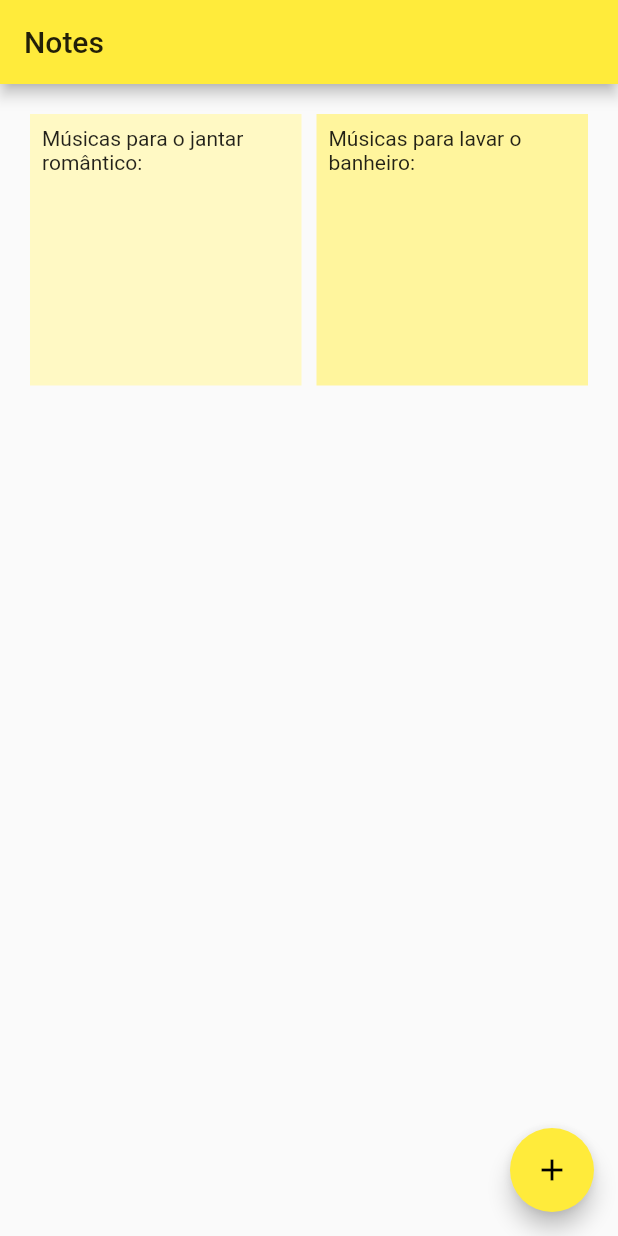
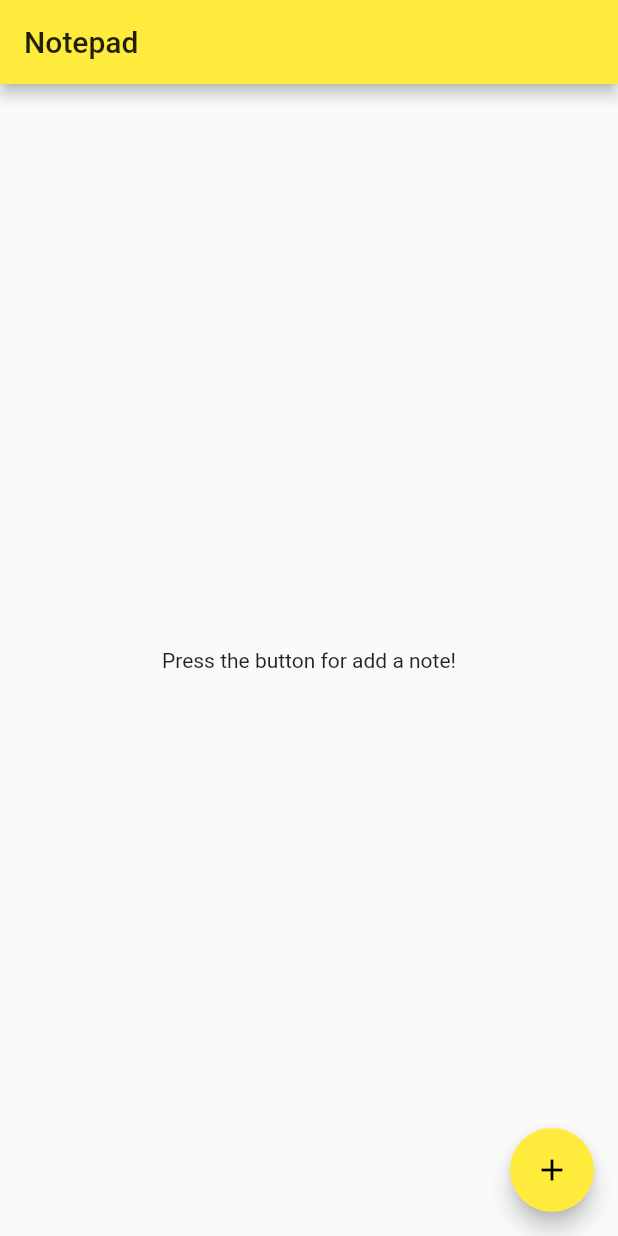
Before and after one commit to rannaraabe/notepad, a Flutter app: the screen it shows after launch, after a tap on the "add" icon, on a phone screen of 412 x 824 dp. Run offline on Flutter 3.47's test engine with Material 2 defaults, Android fonts, the phone set to English and light mode, and no system bars.

```diff
--- a/lib/main.dart
+++ b/lib/main.dart
@@ -1,16 +1,18 @@
 import 'package:flutter/material.dart';
 
-void main() => runApp(AppNotes());
+void main() {
+  runApp(AppNotes());
+}
 
 class AppNotes extends StatelessWidget {
   @override
   Widget build(BuildContext context) {
     return MaterialApp(
-      title: 'Notes',
+      title: 'Notepad',
       theme: ThemeData(
         primarySwatch: Colors.yellow,
       ),
-      home: HomePage(title: 'Notes'),
+      home: HomePage(title: 'Notepad'),
     );
   }
 }
@@ -21,12 +23,14 @@ class HomePage extends StatefulWidget {
   final String title;
 
   @override
-  _HomePageState createState() => _HomePageState();
+  HomePageState createState() => HomePageState();
 }
 
-class _HomePageState extends State<HomePage> {
+class HomePageState extends State<HomePage> {
   void addNote() {
     setState(() {
+      // create a note
+      // adicionar um container
     });
   }
 
@@ -36,35 +40,12 @@ class _HomePageState extends State<HomePage> {
       appBar: AppBar(
         title: Text(widget.title),
       ),
-      body: CustomScrollView(
-        primary: false,
-        slivers: <Widget>[
-          SliverPadding(
-            padding: const EdgeInsets.all(20),
-            sliver: SliverGrid.count(
-              crossAxisSpacing: 10,
-              mainAxisSpacing: 10,
-              crossAxisCount: 2,
-              children: <Widget>[
-                Container(
-                  padding: const EdgeInsets.all(8),
-                  child: const Text('Músicas para o jantar romântico:'),
-                  color: Colors.yellow[100],
-                ),
-                Container(
-                  padding: const EdgeInsets.all(8),
-                  child: const Text('Músicas para lavar o banheiro:'),
-                  color: Colors.yellow[200],
-                ),
-
-              ],
-            ),
-          ),
-        ],
+      body: Center(
+        child: Text('Press the button for add a note!')
       ),
       floatingActionButton: FloatingActionButton(
         onPressed: addNote,
-        tooltip: 'Adicione note',
+        tooltip: 'Add',
         child: Icon(Icons.add),
       ),
     );
--- a/pubspec.yaml
+++ b/pubspec.yaml
@@ -23,6 +23,7 @@ dependencies:
   # The following adds the Cupertino Icons font to your application.
   # Use with the CupertinoIcons class for iOS style icons.
   cupertino_icons: ^0.1.2
+  english_words: ^3.1.0
 
 dev_dependencies:
   flutter_test:
```
Also changed, not shown: pubspec.lock.
